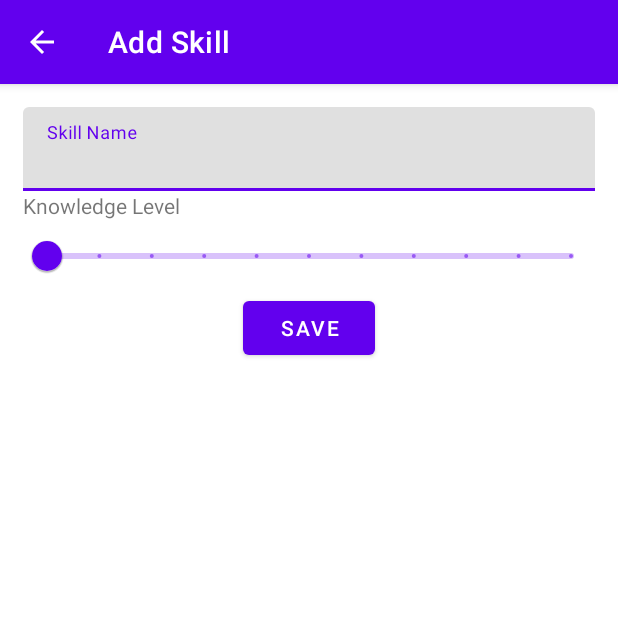
After one commit to leonardo-ndo/skillmeter, an Android app: the InputSkillActivity screen opened directly, with no data from a screen before it, on a phone screen of 412 x 824 dp, the top half of it. The commit adds this screen. Run offline under Robolectric (Android 15) with nearby library versions, the phone set to English and light mode, and no system bars.

Commit message:
Skill insertion screen; Room Database

```diff
--- a/app/src/main/AndroidManifest.xml
+++ b/app/src/main/AndroidManifest.xml
@@ -10,7 +10,7 @@
         android:supportsRtl="true"
         android:theme="@style/Theme.Skillmeter">
         <activity
-            android:name=".MainActivity"
+            android:name=".view.activity.MainActivity"
             android:exported="true">
             <intent-filter>
                 <action android:name="android.intent.action.MAIN" />
@@ -18,6 +18,10 @@
                 <category android:name="android.intent.category.LAUNCHER" />
             </intent-filter>
         </activity>
+        <activity
+            android:name=".view.activity.InputSkillActivity"
+            android:label="@string/add_skill"
+            android:parentActivityName=".view.activity.MainActivity" />
     </application>
 
 </manifest>
--- /dev/null
+++ b/app/src/main/java/br/com/lno/skillmeter/view/fragment/InputSkillFragment.kt
@@ -0,0 +1 @@
+package br.com.lno.skillmeter.view.fragment
--- /dev/null
+++ b/app/src/main/res/layout/activity_input.xml
@@ -0,0 +1,56 @@
+<?xml version="1.0" encoding="utf-8"?>
+<androidx.constraintlayout.widget.ConstraintLayout xmlns:android="http://schemas.android.com/apk/res/android"
+    xmlns:app="http://schemas.android.com/apk/res-auto"
+    xmlns:tools="http://schemas.android.com/tools"
+    android:layout_width="match_parent"
+    android:layout_height="match_parent"
+    android:padding="@dimen/page_padding"
+    tools:context=".view.activity.InputSkillActivity">
+
+    <com.google.android.material.textfield.TextInputLayout
+        android:id="@+id/skill_name_container"
+        style="@style/Widget.MaterialComponents.TextInputLayout.FilledBox"
+        android:layout_width="0dp"
+        android:layout_height="wrap_content"
+        android:hint="@string/skill_name"
+        app:layout_constraintEnd_toEndOf="parent"
+        app:layout_constraintStart_toStartOf="parent"
+        app:layout_constraintTop_toTopOf="parent">
+
+        <com.google.android.material.textfield.TextInputEditText
+            android:id="@+id/skill_name"
+            android:layout_width="match_parent"
+            android:layout_height="match_parent" />
+
+    </com.google.android.material.textfield.TextInputLayout>
+
+    <TextView
+        android:id="@+id/skill_level_label"
+        android:layout_width="0dp"
+        android:layout_height="wrap_content"
+        android:text="@string/knowledge_level"
+        app:layout_constraintEnd_toEndOf="parent"
+        app:layout_constraintStart_toStartOf="parent"
+        app:layout_constraintTop_toBottomOf="@id/skill_name_container" />
+
+    <com.google.android.material.slider.Slider
+        android:id="@+id/skill_level"
+        android:layout_width="0dp"
+        android:layout_height="wrap_content"
+        android:stepSize="1"
+        android:valueFrom="0"
+        android:valueTo="10"
+        app:layout_constraintEnd_toEndOf="parent"
+        app:layout_constraintStart_toStartOf="parent"
+        app:layout_constraintTop_toBottomOf="@id/skill_level_label" />
+
+    <Button
+        android:id="@+id/bt_save"
+        android:layout_width="wrap_content"
+        android:layout_height="wrap_content"
+        android:text="@string/save"
+        app:layout_constraintEnd_toEndOf="parent"
+        app:layout_constraintStart_toStartOf="parent"
+        app:layout_constraintTop_toBottomOf="@id/skill_level" />
+
+</androidx.constraintlayout.widget.ConstraintLayout>
--- /dev/null
+++ b/app/src/main/res/values/dimens.xml
@@ -0,0 +1,5 @@
+<?xml version="1.0" encoding="utf-8"?>
+<resources>
+    <dimen name="fab_margin">16dp</dimen>
+    <dimen name="page_padding">15dp</dimen>
+</resources>
--- a/app/src/main/res/values/strings.xml
+++ b/app/src/main/res/values/strings.xml
@@ -1,3 +1,10 @@
 <resources>
     <string name="app_name">Skillmeter</string>
+    <string name="add_skill">Add Skill</string>
+    <string name="skill_name">Skill Name</string>
+    <string name="knowledge_level">Knowledge Level</string>
+    <string name="field_required">Field %1$s is required</string>
+    <string name="delete_skill">Delete Skill</string>
+    <string name="delete_skill_message">Are you sure you want to delete the skill \"%1$s\"?</string>
+    <string name="save">Save</string>
 </resources>
```
Also changed, not shown: app/build.gradle (+12 -6 lines), app/src/main/java/br/com/lno/skillmeter/MainActivity.kt (deleted, +0 -11 lines), app/src/main/java/br/com/lno/skillmeter/model/Skill.kt (added, +22 -0 lines), app/src/main/java/br/com/lno/skillmeter/model/repository/SkillDao.kt (added, +22 -0 lines), app/src/main/java/br/com/lno/skillmeter/model/repository/SkillDatabase.kt (added, +40 -0 lines), app/src/main/java/br/com/lno/skillmeter/model/repository/SkillRepository.kt (added, +60 -0 lines), app/src/main/java/br/com/lno/skillmeter/view/activity/InputSkillActivity.kt (added, +105 -0 lines), app/src/main/java/br/com/lno/skillmeter/view/activity/MainActivity.kt (added, +56 -0 lines), app/src/main/java/br/com/lno/skillmeter/view/adapter/SkillsAdapter.kt (added, +76 -0 lines), app/src/main/java/br/com/lno/skillmeter/viewmodel/SkillViewModel.kt (added, +67 -0 lines), app/src/main/res/drawable/ic_add_black_24dp.xml (added, +10 -0 lines), app/src/main/res/drawable/ic_delete_black_24dp.xml (added, +10 -0 lines), app/src/main/res/layout/activity_main.xml (+18 -6 lines), app/src/main/res/layout/skill_row.xml (added, +44 -0 lines).
